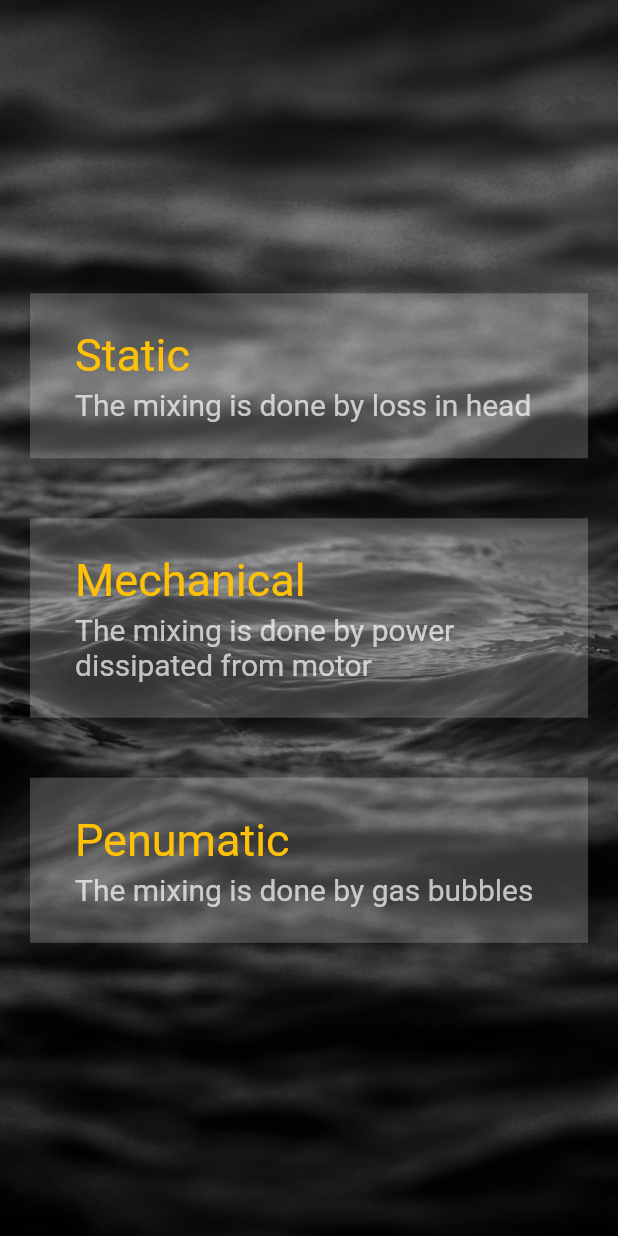
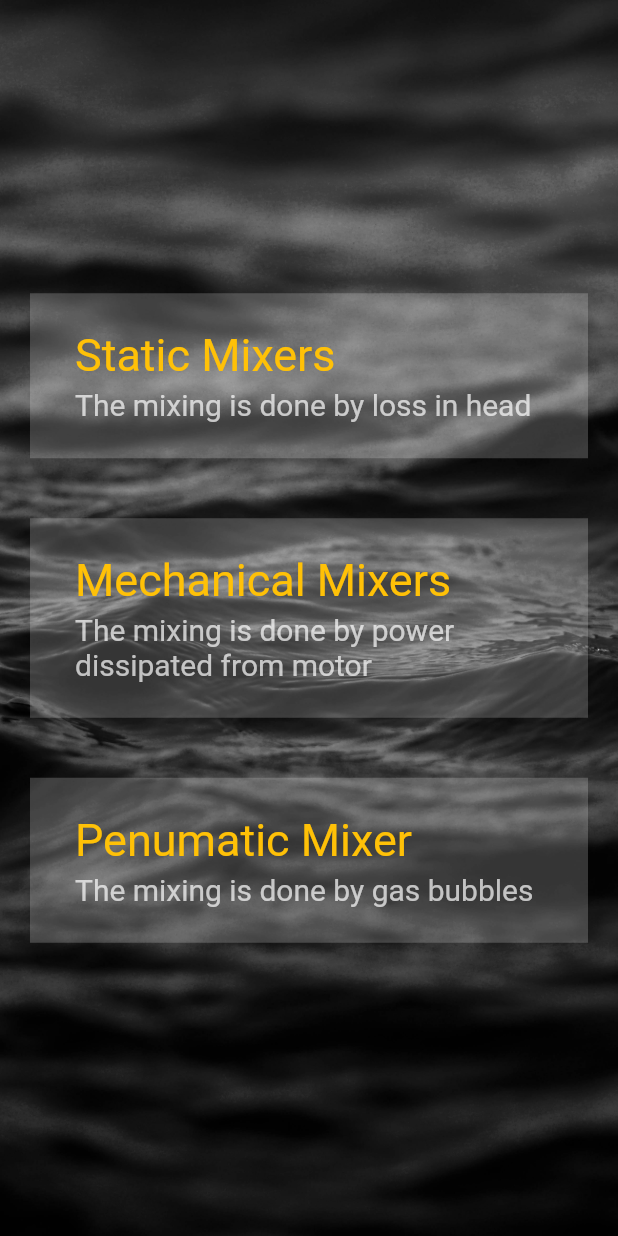
Before and after one commit to aelshamy/GValueCalculator, a Flutter app: the screen it shows after launch, on a phone screen of 412 x 824 dp. Run offline on Flutter 3.47's test engine with Material 2 defaults, Android fonts, the phone set to English and light mode, and no system bars.

Commit message:
create home tile

```diff
--- /dev/null
+++ b/lib/src/home_tile.dart
@@ -0,0 +1,57 @@
+import 'package:flutter/material.dart';
+
+class HomeTile extends StatelessWidget {
+  final String title;
+  final String subtitle;
+  final Widget pagetToNavigate;
+
+  HomeTile(
+      {Key key,
+      @required this.title,
+      @required this.subtitle,
+      @required this.pagetToNavigate})
+      : super(key: key);
+
+  @override
+  Widget build(BuildContext context) {
+    return Container(
+      margin: EdgeInsets.symmetric(horizontal: 20.0, vertical: 20.0),
+      color: Colors.white.withOpacity(0.2),
+      child: ListTile(
+        contentPadding: EdgeInsets.symmetric(vertical: 20.0, horizontal: 30.0),
+        title: generateTitle(title),
+        subtitle: generateSubtitle(subtitle),
+        onTap: () {
+          navigateTo(context, pagetToNavigate);
+        },
+      ),
+    );
+  }
+
+  Widget generateTitle(String text) {
+    return Text(
+      text,
+      style: TextStyle(color: Colors.amber, fontSize: 30.0),
+    );
+  }
+
+  Widget generateSubtitle(String text) {
+    return Container(
+      margin: EdgeInsets.only(top: 4.0),
+      child: Text(
+        text,
+        style: TextStyle(color: Colors.white70, fontSize: 20.0),
+      ),
+    );
+  }
+
+  void navigateTo(context, page) {
+    Navigator.push(
+      context,
+      MaterialPageRoute(builder: (context) {
+        page.title = title;
+        return page;
+      }),
+    );
+  }
+}
--- a/lib/src/homepage.dart
+++ b/lib/src/homepage.dart
@@ -1,4 +1,5 @@
 import 'package:flutter/material.dart';
+import 'package:g_value_calculator/src/home_tile.dart';
 import 'package:g_value_calculator/src/mixers/mechanical/mechanical_mixer.dart';
 import 'package:g_value_calculator/src/mixers/penumatic/penumatic_mixer.dart';
 import 'package:g_value_calculator/src/mixers/static/static_mixer.dart';
@@ -13,73 +14,24 @@ class HomePage extends StatelessWidget {
         child: Column(
           mainAxisAlignment: MainAxisAlignment.center,
           children: <Widget>[
-            Container(
-              margin: EdgeInsets.symmetric(horizontal: 20.0, vertical: 20.0),
-              color: Colors.white.withOpacity(0.2),
-              child: ListTile(
-                contentPadding:
-                    EdgeInsets.symmetric(vertical: 20.0, horizontal: 30.0),
-                title: title('Static'),
-                subtitle: subtitle('The mixing is done by loss in head'),
-                onTap: () {
-                  navigateTo(context, StaticMixer());
-                },
-              ),
+            HomeTile(
+              title: 'Static Mixers',
+              subtitle: 'The mixing is done by loss in head',
+              pagetToNavigate: StaticMixer(),
             ),
-            Container(
-              margin: EdgeInsets.symmetric(horizontal: 20.0, vertical: 20.0),
-              color: Colors.white.withOpacity(0.2),
-              child: ListTile(
-                contentPadding:
-                    EdgeInsets.symmetric(vertical: 20.0, horizontal: 30.0),
-                title: title('Mechanical'),
-                subtitle: subtitle(
-                    'The mixing is done by power dissipated from motor'),
-                onTap: () {
-                  navigateTo(context, MechanicalMixer());
-                },
-              ),
+            HomeTile(
+              title: 'Mechanical Mixers',
+              subtitle: 'The mixing is done by power dissipated from motor',
+              pagetToNavigate: MechanicalMixer(),
             ),
-            Container(
-              margin: EdgeInsets.symmetric(horizontal: 20.0, vertical: 20.0),
-              color: Colors.white.withOpacity(0.2),
-              child: ListTile(
-                contentPadding:
-                    EdgeInsets.symmetric(vertical: 20.0, horizontal: 30.0),
-                title: title('Penumatic'),
-                subtitle: subtitle('The mixing is done by gas bubbles'),
-                onTap: () {
-                  navigateTo(context, PenumaticMixer());
-                },
-              ),
+            HomeTile(
+              title: 'Penumatic Mixer',
+              subtitle: 'The mixing is done by gas bubbles',
+              pagetToNavigate: PenumaticMixer(),
             ),
           ],
         ),
       ),
     );
   }
-
-  void navigateTo(context, page) {
-    Navigator.push(
-      context,
-      MaterialPageRoute(builder: (context) => page),
-    );
-  }
-
-  Widget title(String text) {
-    return Text(
-      text,
-      style: TextStyle(color: Colors.amber, fontSize: 30.0),
-    );
-  }
-
-  Widget subtitle(String text) {
-    return Container(
-      margin: EdgeInsets.only(top: 4.0),
-      child: Text(
-        text,
-        style: TextStyle(color: Colors.white70, fontSize: 20.0),
-      ),
-    );
-  }
 }
```
Also changed, not shown: lib/src/mixers/mechanical/mechanical_mixer.dart (+6 -1 lines), lib/src/mixers/penumatic/penumatic_mixer.dart (+6 -1 lines), lib/src/mixers/static/static_mixer.dart (+6 -1 lines).
